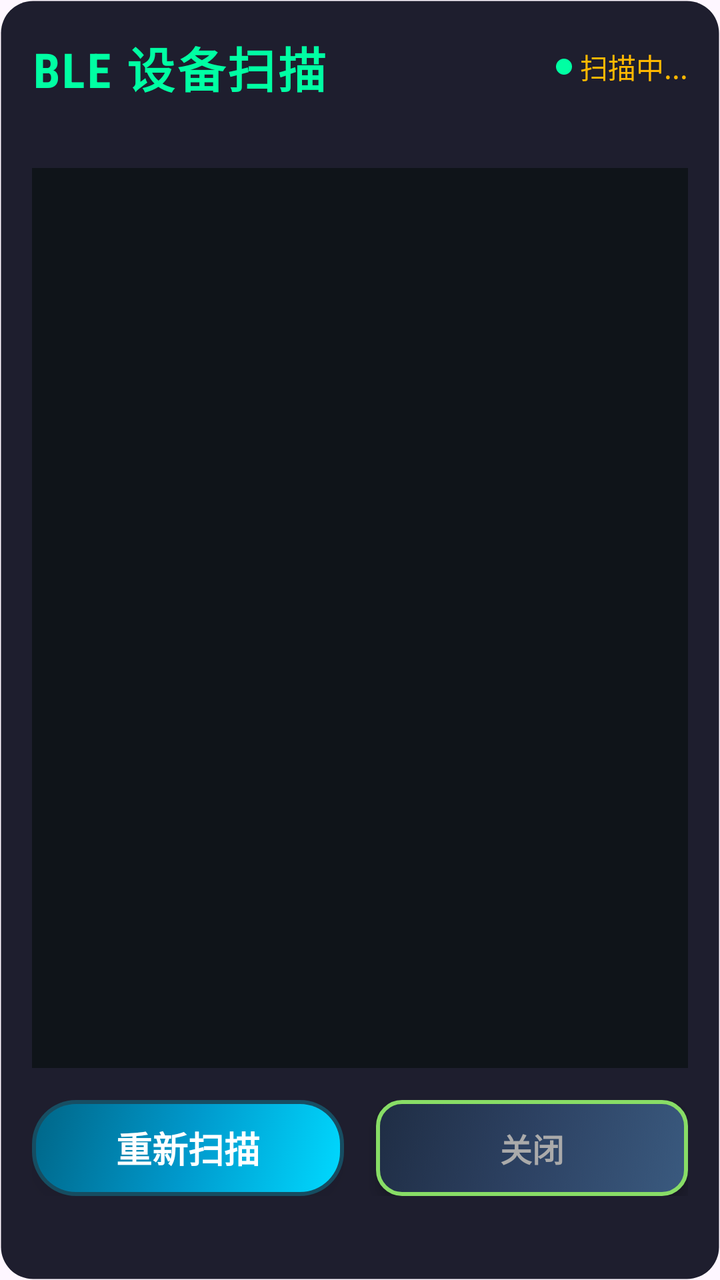
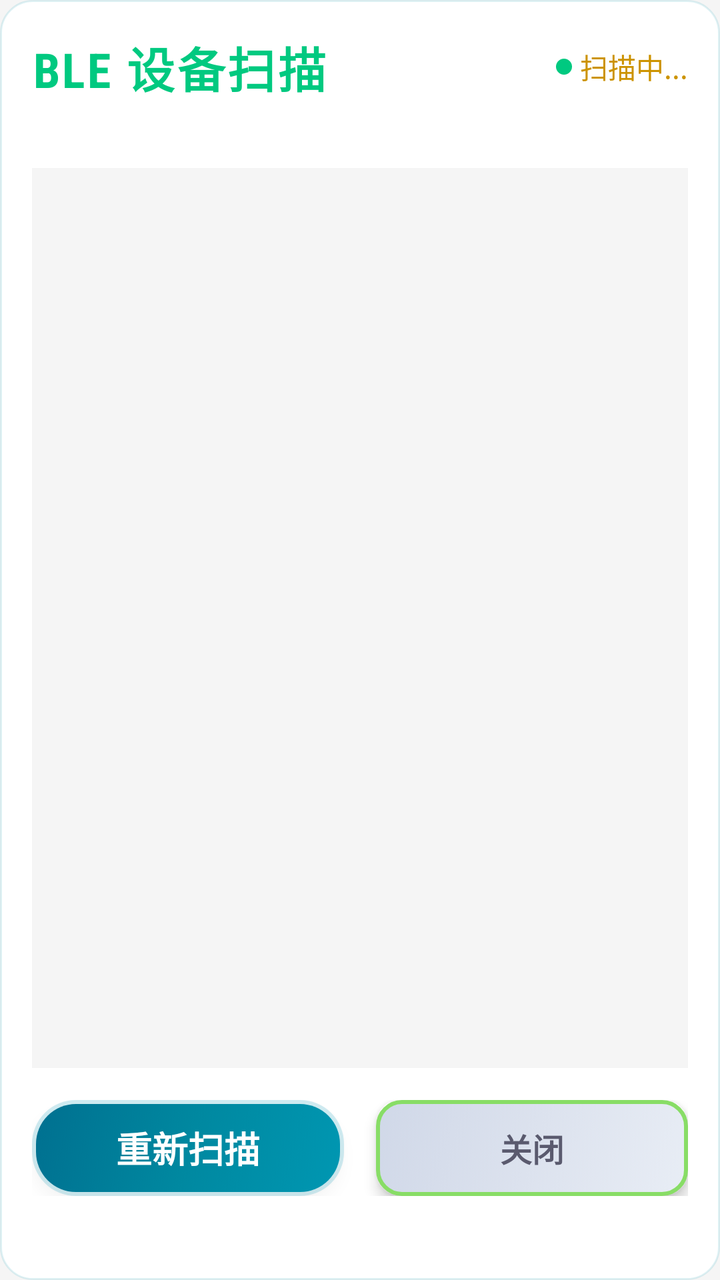

An Android layout rendered at two revisions. The XML below is the earlier revision; the diff shows what the commit changed to produce the second picture.
<!-- AndroidManifest.xml: application theme Theme.MyApplication -->
<!-- res/layout/dialog_bluetooth_scan_mecha.xml -->
<?xml version="1.0" encoding="utf-8"?>
<LinearLayout xmlns:android="http://schemas.android.com/apk/res/android"
    android:layout_width="match_parent"
    android:layout_height="wrap_content"
    android:orientation="vertical"
    android:background="@drawable/card_background"
    android:minWidth="600dp"
    android:padding="16dp">

    
    <LinearLayout
        android:layout_width="match_parent"
        android:layout_height="wrap_content"
        android:orientation="horizontal"
        android:gravity="center_vertical"
        android:paddingBottom="16dp">

        <TextView
            android:layout_width="0dp"
            android:layout_height="wrap_content"
            android:layout_weight="1"
            android:text="BLE 设备扫描"
            android:textColor="@color/primary_accent_glow"
            android:textSize="@dimen/text_size_xlarge"
            android:textStyle="bold"
            android:fontFamily="sans-serif-condensed"
            android:letterSpacing="0.05" />

        <View
            android:layout_width="8dp"
            android:layout_height="8dp"
            android:background="@drawable/slider_thumb"
            android:backgroundTint="@color/primary_accent_glow"
            android:layout_marginEnd="@dimen/spacing_tiny" />

        <TextView
            android:id="@+id/tv_status"
            android:layout_width="wrap_content"
            android:layout_height="wrap_content"
            android:text="扫描中..."
            android:textColor="@color/text_warning"
            android:textSize="@dimen/text_size_body"
            android:fontFamily="monospace" />
    </LinearLayout>

    
    <View
        android:layout_width="match_parent"
        android:layout_height="1dp"
        android:background="@android:color/transparent"
        android:backgroundTint="#00FFA3"
        style="?android:attr/listDivider"
        android:alpha="0.3" />

    
    <ListView
        android:id="@+id/lv_devices"
        android:layout_width="match_parent"
        android:layout_height="450dp"
        android:layout_marginTop="@dimen/spacing_medium"
        android:layout_marginBottom="@dimen/spacing_medium"
        android:background="@color/bg_dark"
        android:divider="@color/primary_accent_glow"
        android:dividerHeight="1dp"
        android:padding="@dimen/spacing_small"
        android:scrollbars="vertical"
        android:fadeScrollbars="false" />

    
    <LinearLayout
        android:layout_width="match_parent"
        android:layout_height="wrap_content"
        android:orientation="horizontal"
        android:gravity="center">

        <Button
            android:id="@+id/btn_rescan"
            style="@style/PrimaryButton"
            android:layout_width="0dp"
            android:layout_height="48dp"
            android:layout_weight="1"
            android:layout_marginEnd="8dp"
            android:text="重新扫描" />

        <Button
            android:id="@+id/btn_close"
            style="@style/DebugButton"
            android:layout_width="0dp"
            android:layout_height="48dp"
            android:layout_weight="1"
            android:layout_marginStart="8dp"
            android:text="关闭" />
    </LinearLayout>
</LinearLayout>
<!-- resources referenced by this layout -->
<resources>
  <color name="bg_dark">#0F1419</color>
  <color name="primary_accent_glow">#00FFA3</color>
  <color name="text_warning">#FFB800</color>
  <!-- drawable card_background (drawable) -->
  <?xml version="1.0" encoding="utf-8"?>
  <shape xmlns:android="http://schemas.android.com/apk/res/android">
      <solid android:color="#1E1E2E" />
      <corners android:radius="16dp" />
      <stroke android:width="1dp" android:color="#00FFA340" />
  </shape>
  <style name="DebugButton" parent="BaseButton">
          <item name="android:background">@drawable/button_debug</item>
          <item name="android:textColor">#AAAAAA</item>
      </style>
  <!-- drawable button_debug (drawable) -->
  <?xml version="1.0" encoding="utf-8"?>
  <selector xmlns:android="http://schemas.android.com/apk/res/android">
      
      <item android:state_enabled="false">
          <layer-list>
              <item>
                  <shape android:shape="rectangle">
                      <solid android:color="#2A2A2A" />
                      <corners android:radius="12dp" />
                  </shape>
              </item>
          </layer-list>
      </item>
      
      
      <item android:state_pressed="true">
          <layer-list>
              <item>
                  <shape android:shape="rectangle">
                      <solid android:color="#1a2d45" />
                      <corners android:radius="12dp" />
                      <stroke android:width="2dp" android:color="#88DD66" />
                  </shape>
              </item>
          </layer-list>
      </item>
      
      
      <item>
          <layer-list>
              <item>
                  <shape android:shape="rectangle">
                      <gradient
                          android:angle="135"
                          android:startColor="#3a5a7f"
                          android:centerColor="#2d4263"
                          android:endColor="#1f2d44"
                          android:type="linear" />
                      <corners android:radius="12dp" />
                      <stroke android:width="2dp" android:color="#88DD66" />
                  </shape>
              </item>
          </layer-list>
      </item>
  </selector>
  <!-- drawable button_connect (drawable) -->
  <?xml version="1.0" encoding="utf-8"?>
  <selector xmlns:android="http://schemas.android.com/apk/res/android">
      
      <item android:state_enabled="false">
          <layer-list>
              <item>
                  <shape android:shape="rectangle">
                      <solid android:color="#3D3D3D" />
                      <corners android:radius="20dp" />
                  </shape>
              </item>
          </layer-list>
      </item>
      
      
      <item android:state_pressed="true">
          <layer-list>
              <item>
                  <shape android:shape="rectangle">
                      <solid android:color="#008899" />
                      <corners android:radius="20dp" />
                  </shape>
              </item>
          </layer-list>
      </item>
      
      
      <item>
          <layer-list>
              
              <item>
                  <shape android:shape="rectangle">
                      <solid android:color="#4000D9FF" />
                      <corners android:radius="22dp" />
                  </shape>
              </item>
              
              <item android:top="2dp" android:bottom="2dp" android:left="2dp" android:right="2dp">
                  <shape android:shape="rectangle">
                      <gradient
                          android:angle="135"
                          android:startColor="#00D9FF"
                          android:centerColor="#0099CC"
                          android:endColor="#006688"
                          android:type="linear" />
                      <corners android:radius="20dp" />
                  </shape>
              </item>
          </layer-list>
      </item>
  </selector>
  <style name="Base.Theme.MyApplication" parent="Theme.Material3.DayNight.NoActionBar">
          
          
      </style>
  <!-- unchanged entries left out for length: 9 -->
</resources>

<!-- the commit's change to res/layout/dialog_bluetooth_scan_mecha.xml (unified diff, before → after) -->
@@ -48,7 +48,7 @@
         android:layout_width="match_parent"
         android:layout_height="1dp"
         android:background="@android:color/transparent"
-        android:backgroundTint="#00FFA3"
+        android:backgroundTint="@color/primary_accent_glow"
         style="?android:attr/listDivider"
         android:alpha="0.3" />
 
<!-- resource entries referenced after the edit -->
@@ -1,18 +1,18 @@
 <!-- resources referenced by this layout -->
 <resources>
-  <color name="bg_dark">#0F1419</color>
-  <color name="primary_accent_glow">#00FFA3</color>
-  <color name="text_warning">#FFB800</color>
+  <color name="bg_dark">#F5F5F5</color>
+  <color name="primary_accent_glow">#00C980</color>
+  <color name="text_warning">#CC9300</color>
   <!-- drawable card_background (drawable) -->
   <?xml version="1.0" encoding="utf-8"?>
   <shape xmlns:android="http://schemas.android.com/apk/res/android">
-      <solid android:color="#1E1E2E" />
+      <solid android:color="#FFFFFF" />
       <corners android:radius="16dp" />
-      <stroke android:width="1dp" android:color="#00FFA340" />
+      <stroke android:width="1dp" android:color="#200097B2" />
   </shape>
   <style name="DebugButton" parent="BaseButton">
           <item name="android:background">@drawable/button_debug</item>
-          <item name="android:textColor">#AAAAAA</item>
+          <item name="android:textColor">@color/text_secondary</item>
       </style>
   <!-- drawable button_debug (drawable) -->
   <?xml version="1.0" encoding="utf-8"?>
@@ -22,7 +22,7 @@
           <layer-list>
               <item>
                   <shape android:shape="rectangle">
-                      <solid android:color="#2A2A2A" />
+                      <solid android:color="#C0C0C0" />
                       <corners android:radius="12dp" />
                   </shape>
               </item>
@@ -34,9 +34,9 @@
           <layer-list>
               <item>
                   <shape android:shape="rectangle">
-                      <solid android:color="#1a2d45" />
+                      <solid android:color="#D0D4E0" />
                       <corners android:radius="12dp" />
-                      <stroke android:width="2dp" android:color="#88DD66" />
+                      <stroke android:width="2dp" android:color="#88BB55" />
                   </shape>
               </item>
           </layer-list>
@@ -49,9 +49,9 @@
                   <shape android:shape="rectangle">
                       <gradient
                           android:angle="135"
-                          android:startColor="#3a5a7f"
-                          android:centerColor="#2d4263"
-                          android:endColor="#1f2d44"
+                          android:startColor="#E8EDF5"
+                          android:centerColor="#DCE2EE"
+                          android:endColor="#D0D8E8"
                           android:type="linear" />
                       <corners android:radius="12dp" />
                       <stroke android:width="2dp" android:color="#88DD66" />
@@ -60,6 +60,7 @@
           </layer-list>
       </item>
   </selector>
+  <color name="text_secondary">#5A5A6E</color>
   <!-- drawable button_connect (drawable) -->
   <?xml version="1.0" encoding="utf-8"?>
   <selector xmlns:android="http://schemas.android.com/apk/res/android">
@@ -68,7 +69,7 @@
           <layer-list>
               <item>
                   <shape android:shape="rectangle">
-                      <solid android:color="#3D3D3D" />
+                      <solid android:color="#C0C0C0" />
                       <corners android:radius="20dp" />
                   </shape>
               </item>
@@ -80,7 +81,7 @@
           <layer-list>
               <item>
                   <shape android:shape="rectangle">
-                      <solid android:color="#008899" />
+                      <solid android:color="#007A90" />
                       <corners android:radius="20dp" />
                   </shape>
               </item>
@@ -93,7 +94,7 @@
               
               <item>
                   <shape android:shape="rectangle">
-                      <solid android:color="#4000D9FF" />
+                      <solid android:color="#300097B2" />
                       <corners android:radius="22dp" />
                   </shape>
               </item>
@@ -102,9 +103,9 @@
                   <shape android:shape="rectangle">
                       <gradient
                           android:angle="135"
-                          android:startColor="#00D9FF"
-                          android:centerColor="#0099CC"
-                          android:endColor="#006688"
+                          android:startColor="#0097B2"
+                          android:centerColor="#0088A0"
+                          android:endColor="#007090"
                           android:type="linear" />
                       <corners android:radius="20dp" />
                   </shape>
@@ -113,9 +114,18 @@
       </item>
   </selector>
   <style name="Base.Theme.MyApplication" parent="Theme.Material3.DayNight.NoActionBar">
-          
-          
+          <item name="colorPrimary">@color/primary_accent</item>
+          <item name="colorOnPrimary">@color/white</item>
+          <item name="colorSurface">@color/surface_color</item>
+          <item name="colorOnSurface">@color/on_surface_color</item>
+          <item name="android:colorBackground">@color/bg_dark</item>
+          <item name="android:statusBarColor">@color/toolbar_bg</item>
       </style>
+  <color name="primary_accent">#0097B2</color>
+  <color name="white">#FFFFFFFF</color>
+  <color name="surface_color">#FFFFFF</color>
+  <color name="on_surface_color">#1A1A2E</color>
+  <color name="toolbar_bg">#FFFFFF</color>
   <!-- unchanged entries left out for length: 9 -->
 </resources>
 
